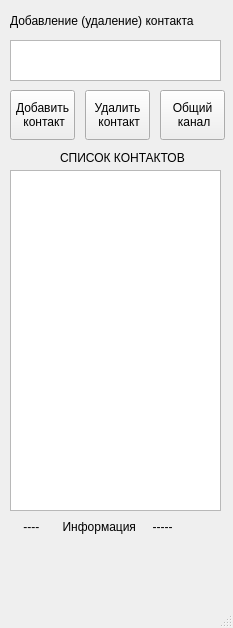
Old version of the form GUI/client.ui in the repository IgorChavychalov/Messenger.
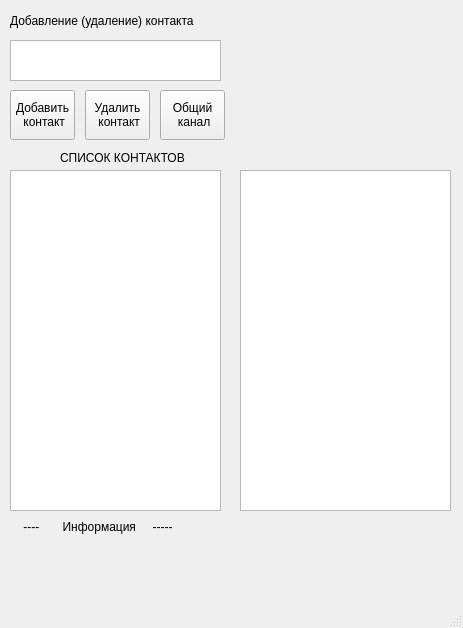
New version of the form.

Commit message: Временно: добавленно окно для приёма сообщений

```diff
--- a/GUI/client.ui
+++ b/GUI/client.ui
@@ -6,7 +6,7 @@
    <rect>
     <x>0</x>
     <y>0</y>
-    <width>233</width>
+    <width>463</width>
     <height>628</height>
    </rect>
   </property>
@@ -144,6 +144,16 @@
      <string>Добавление (удаление) контакта</string>
     </property>
    </widget>
+   <widget class="QListWidget" name="listWidgetMsg">
+    <property name="geometry">
+     <rect>
+      <x>240</x>
+      <y>170</y>
+      <width>211</width>
+      <height>341</height>
+     </rect>
+    </property>
+   </widget>
   </widget>
   <widget class="QMenuBar" name="menubar">
    <property name="geometry">
```
Left out of the diff: 2 changed lines with no effect on the pictures.
